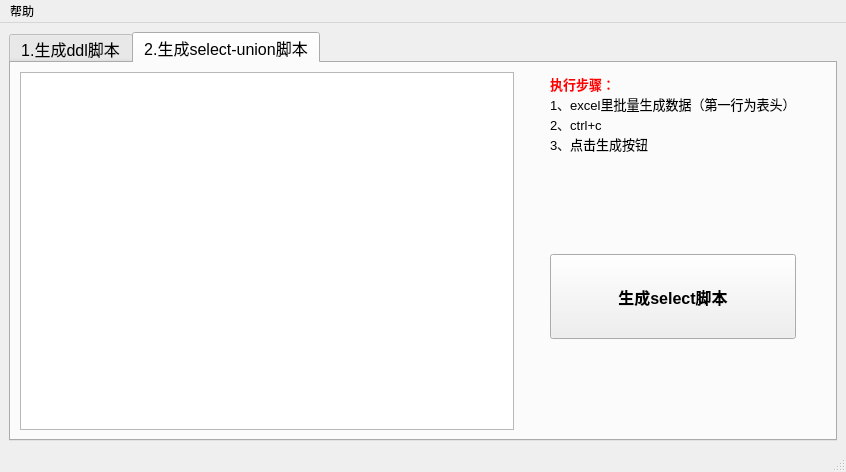
First picture: the form in tikTools.ui, repository xy-qimu/tikTools, before the edit.
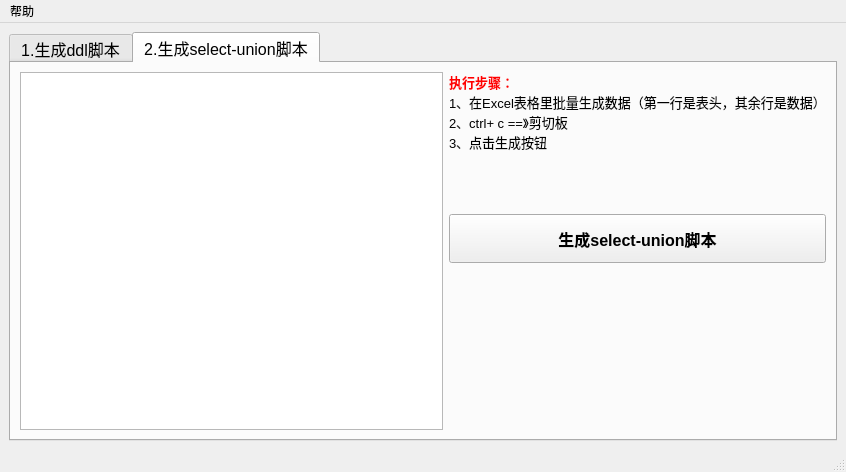
Second picture: the form after the edit. The open tabs and pages were chosen to show the change.

```diff
--- a/tikTools.ui
+++ b/tikTools.ui
@@ -258,24 +258,28 @@
        <layout class="QGridLayout" name="gridLayout_4">
         <item row="0" column="0">
          <layout class="QGridLayout" name="gridLayout_3">
-          <item row="0" column="0" rowspan="4">
-           <widget class="QTextEdit" name="txt_gen_select"/>
+          <item row="3" column="5">
+           <widget class="QLabel" name="label_6">
+            <property name="text">
+             <string/>
+            </property>
+           </widget>
           </item>
-          <item row="2" column="2">
-           <widget class="QLabel" name="label_3">
+          <item row="3" column="1">
+           <widget class="QLabel" name="label_8">
             <property name="text">
              <string/>
             </property>
            </widget>
           </item>
-          <item row="2" column="4">
+          <item row="3" column="4">
            <widget class="QLabel" name="label_7">
             <property name="text">
              <string/>
             </property>
            </widget>
           </item>
-          <item row="0" column="3">
+          <item row="0" column="5">
            <widget class="QLabel" name="label_4">
             <property name="font">
              <font>
@@ -284,7 +288,31 @@
              </font>
             </property>
             <property name="text">
-             <string>&lt;html&gt;&lt;head/&gt;&lt;body&gt;&lt;p&gt;&lt;span style=&quot; font-weight:700; color:#ff0000;&quot;&gt;执行步骤：&lt;/span&gt;&lt;br/&gt;1、excel里批量生成数据（第一行为表头）&lt;br/&gt;2、ctrl+c&lt;br/&gt;3、点击生成按钮&lt;/p&gt;&lt;/body&gt;&lt;/html&gt;</string>
+             <string>&lt;html&gt;&lt;head/&gt;&lt;body&gt;&lt;p&gt;&lt;span style=&quot; font-weight:700; color:#ff0000;&quot;&gt;执行步骤：&lt;/span&gt;&lt;br/&gt;1、在Excel表格里批量生成数据（第一行是表头，其余行是数据）&lt;br/&gt;2、ctrl+ c ==》剪切板&lt;br/&gt;3、点击生成按钮&lt;/p&gt;&lt;/body&gt;&lt;/html&gt;</string>
+            </property>
+           </widget>
+          </item>
+          <item row="5" column="5">
+           <widget class="QLabel" name="label">
+            <property name="text">
+             <string/>
+            </property>
+           </widget>
+          </item>
+          <item row="0" column="0" rowspan="6" colspan="5">
+           <widget class="QTextEdit" name="txt_gen_select"/>
+          </item>
+          <item row="5" column="2">
+           <widget class="QLabel" name="label_2">
+            <property name="text">
+             <string/>
+            </property>
+           </widget>
+          </item>
+          <item row="3" column="2">
+           <widget class="QLabel" name="label_3">
+            <property name="text">
+             <string/>
             </property>
            </widget>
           </item>
@@ -296,27 +324,6 @@
            </widget>
           </item>
           <item row="2" column="5">
-           <widget class="QLabel" name="label_6">
-            <property name="text">
-             <string/>
-            </property>
-           </widget>
-          </item>
-          <item row="3" column="5">
-           <widget class="QLabel" name="label">
-            <property name="text">
-             <string/>
-            </property>
-           </widget>
-          </item>
-          <item row="3" column="2">
-           <widget class="QLabel" name="label_2">
-            <property name="text">
-             <string/>
-            </property>
-           </widget>
-          </item>
-          <item row="2" column="3">
            <widget class="QPushButton" name="btn_gen_select">
             <property name="sizePolicy">
              <sizepolicy hsizetype="Preferred" vsizetype="Preferred">
@@ -331,14 +338,7 @@
              </font>
             </property>
             <property name="text">
-             <string>生成select脚本</string>
-            </property>
-           </widget>
-          </item>
-          <item row="2" column="1">
-           <widget class="QLabel" name="label_8">
-            <property name="text">
-             <string/>
+             <string>生成select-union脚本</string>
             </property>
            </widget>
           </item>
```
Left out of the diff: 15 changed lines with no effect on the pictures.
